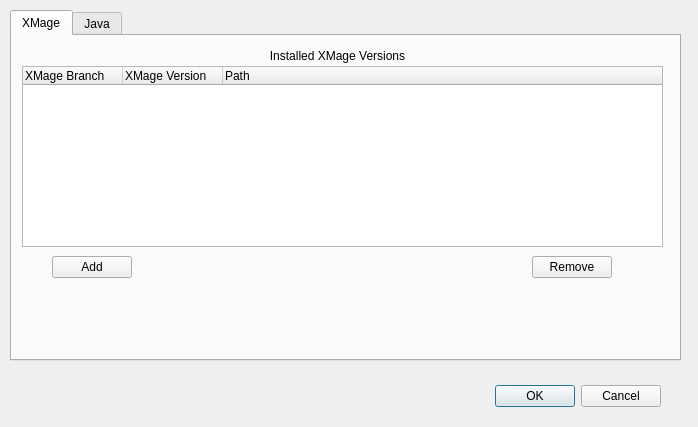
Before: the Qt Designer form settingsdialog.ui in weirddan455/xmage-launcher-qt, drawn with Qt 5.
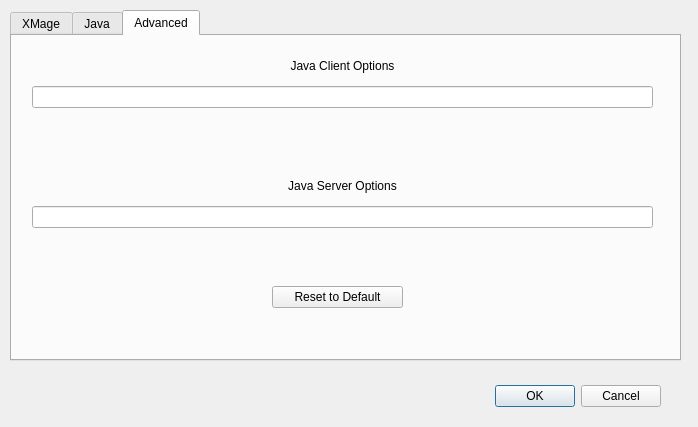
After: the same form once the commit is applied. The open tabs and pages were chosen to show the change.

Commit message: Add advanced settings and process error logging

Diff of the .ui file:
```diff
--- a/settingsdialog.ui
+++ b/settingsdialog.ui
@@ -201,6 +201,76 @@
      </column>
     </widget>
    </widget>
+   <widget class="QWidget" name="advancedTab">
+    <attribute name="title">
+     <string>Advanced</string>
+    </attribute>
+    <widget class="QLineEdit" name="clientOptions">
+     <property name="geometry">
+      <rect>
+       <x>20</x>
+       <y>50</y>
+       <width>621</width>
+       <height>22</height>
+      </rect>
+     </property>
+    </widget>
+    <widget class="QLabel" name="clientLabel">
+     <property name="geometry">
+      <rect>
+       <x>20</x>
+       <y>20</y>
+       <width>621</width>
+       <height>20</height>
+      </rect>
+     </property>
+     <property name="text">
+      <string>Java Client Options</string>
+     </property>
+     <property name="alignment">
+      <set>Qt::AlignCenter</set>
+     </property>
+    </widget>
+    <widget class="QLabel" name="serverLabel">
+     <property name="geometry">
+      <rect>
+       <x>20</x>
+       <y>140</y>
+       <width>621</width>
+       <height>20</height>
+      </rect>
+     </property>
+     <property name="text">
+      <string>Java Server Options</string>
+     </property>
+     <property name="alignment">
+      <set>Qt::AlignCenter</set>
+     </property>
+    </widget>
+    <widget class="QLineEdit" name="serverOptions">
+     <property name="geometry">
+      <rect>
+       <x>20</x>
+       <y>170</y>
+       <width>621</width>
+       <height>22</height>
+      </rect>
+     </property>
+    </widget>
+    <widget class="QPushButton" name="resetButton">
+     <property name="geometry">
+      <rect>
+       <x>260</x>
+       <y>250</y>
+       <width>131</width>
+       <height>22</height>
+      </rect>
+     </property>
+     <property name="text">
+      <string>Reset to Default</string>
+     </property>
+    </widget>
+   </widget>
   </widget>
  </widget>
  <resources/>
```
The commit also changes 7 other files.
